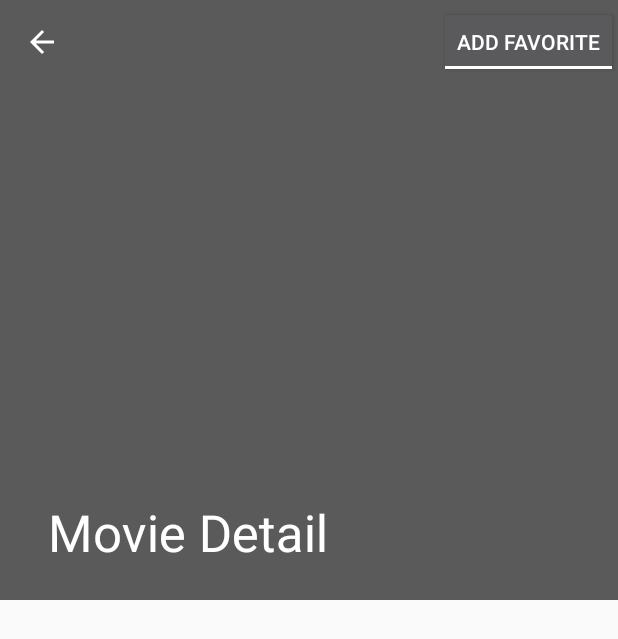
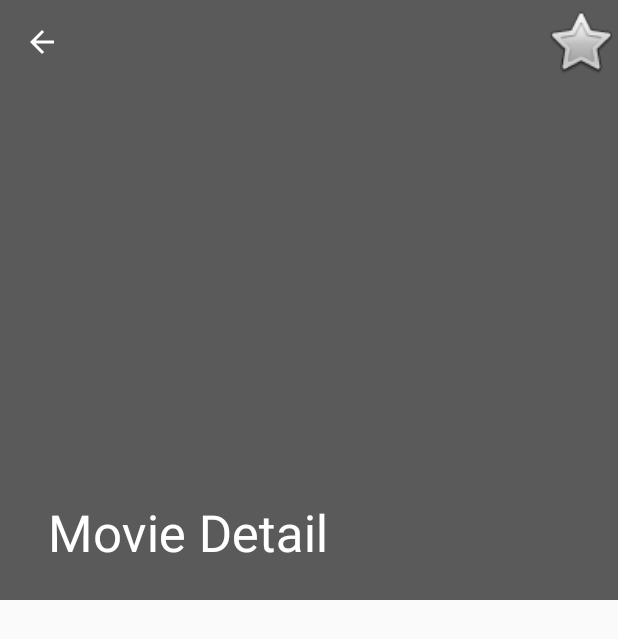
Before and after one commit to fabianlupa/and-popular-movies, an Android app: the MovieDetailActivity screen opened directly, with no data from a screen before it, on a phone screen of 412 x 824 dp. Shown: the top 639 px of the screen. Run offline under Robolectric (Android 15) with nearby library versions, the phone set to English and light mode, and no system bars; our stand-ins replace Picasso; pictures from the network do not load; 2 statements that could not run were skipped.

Commit message:
Update the favorite button

```diff
--- /dev/null
+++ b/app/src/main/res/drawable/check.xml
@@ -0,0 +1,5 @@
+<?xml version="1.0" encoding="utf-8"?>
+<selector xmlns:android="http://schemas.android.com/apk/res/android">
+    <item android:drawable="@android:drawable/btn_star_big_on" android:state_checked="true" />
+    <item android:drawable="@android:drawable/btn_star_big_off" android:state_checked="false" />
+</selector>
--- a/app/src/main/res/layout/activity_movie_detail.xml
+++ b/app/src/main/res/layout/activity_movie_detail.xml
@@ -38,14 +38,7 @@
                 app:layout_collapseMode="pin"
                 app:popupTheme="@style/ThemeOverlay.AppCompat.Light">
 
-                <ToggleButton
-                    android:id="@+id/detail_favorite_toggle"
-                    android:layout_width="wrap_content"
-                    android:layout_height="wrap_content"
-                    android:layout_gravity="end"
-                    android:onClick="swapFavoriteStatus"
-                    android:textOff="@string/add_favorite"
-                    android:textOn="@string/remove_favorite" />
+                <include layout="@layout/favorite" />
 
             </android.support.v7.widget.Toolbar>
 
--- /dev/null
+++ b/app/src/main/res/layout/favorite.xml
@@ -0,0 +1,14 @@
+<?xml version="1.0" encoding="utf-8"?>
+<ToggleButton xmlns:android="http://schemas.android.com/apk/res/android"
+    xmlns:tools="http://schemas.android.com/tools"
+    android:id="@+id/detail_favorite_toggle"
+    android:layout_width="50dp"
+    android:layout_height="50dp"
+    android:layout_gravity="end"
+    android:background="@drawable/check"
+    android:focusable="false"
+    android:focusableInTouchMode="false"
+    android:onClick="swapFavoriteStatus"
+    android:textOff=""
+    android:textOn=""
+    tools:showIn="@layout/activity_movie_detail" />
```
